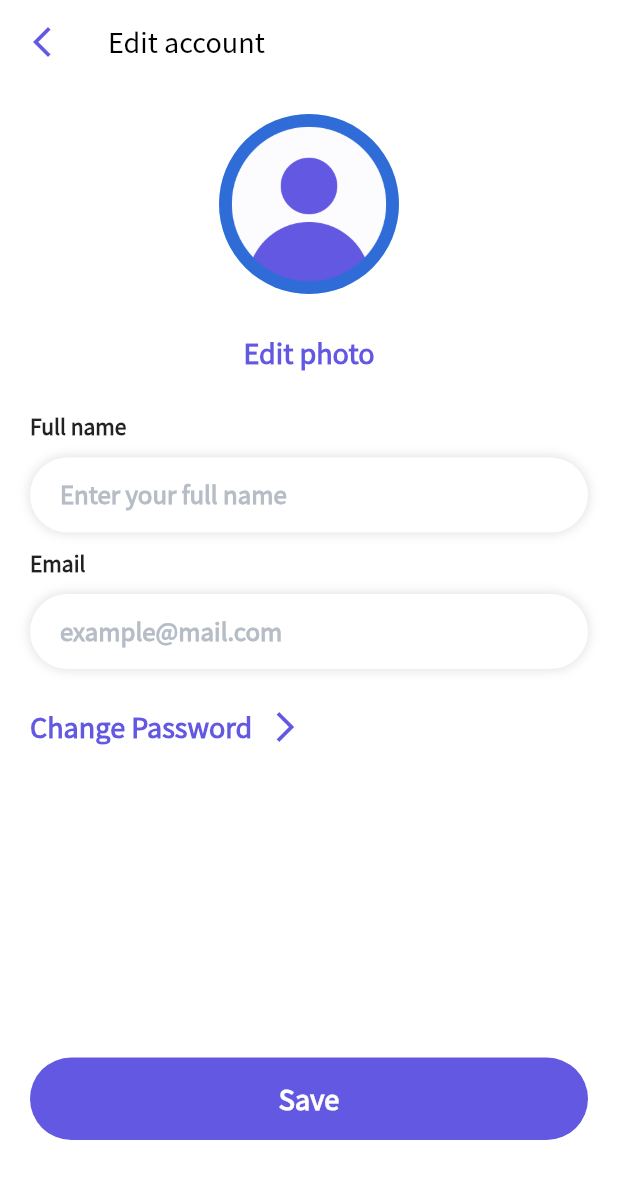
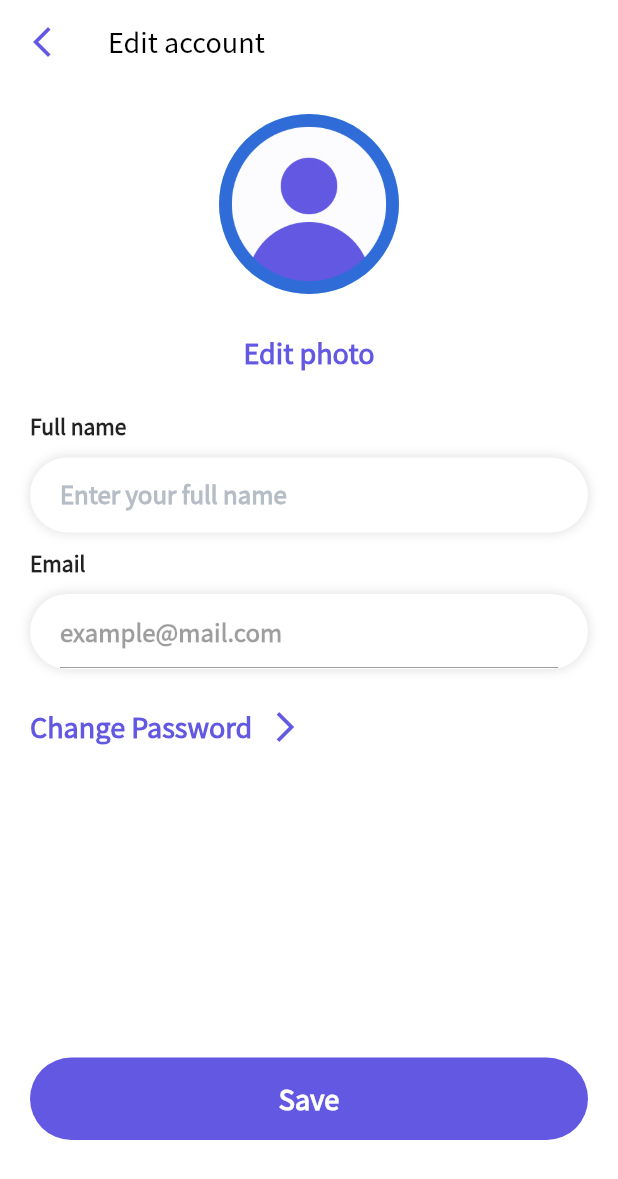
Before and after one commit to Wilton-Dsouza/Perfect-fitness, a Flutter app: the EditAccountScreen screen opened directly, on a phone screen of 412 x 824 dp. Shown: the top 1179 px of the screen. Run offline on Flutter 3.47's test engine with Material 2 defaults, Android fonts, the phone set to English and light mode, and no system bars; our stand-ins replace bloc, chewie, dots_indicator, firebase_auth, firebase_core, firebase_storage and 10 more; missing offline and left inert: custom_timer; accounts and stored records are empty.

Commit message:
Disabled the email text editing in Edit Profile

```diff
--- a/lib/screens/change_password/change_password_page.dart
+++ b/lib/screens/change_password/change_password_page.dart
@@ -98,6 +98,7 @@ class _ChangePasswordScreenState extends State<ChangePasswordScreen> {
                   style: TextStyle(fontWeight: FontWeight.w600)),
               SettingsContainer(
                 child: SettingsTextField(
+                  enabled: true,
                   controller: _newPassController,
                   obscureText: true,
                   placeHolder: TextConstants.passwordPlaceholder,
@@ -111,6 +112,7 @@ class _ChangePasswordScreenState extends State<ChangePasswordScreen> {
                   style: TextStyle(fontWeight: FontWeight.w600)),
               SettingsContainer(
                 child: SettingsTextField(
+                  enabled: true,
                   controller: _confirmPassController,
                   obscureText: true,
                   placeHolder: TextConstants.confirmPasswordPlaceholder,
--- a/lib/screens/common_widgets/settings_textfield.dart
+++ b/lib/screens/common_widgets/settings_textfield.dart
@@ -6,13 +6,15 @@ class SettingsTextField extends StatefulWidget {
   final TextEditingController controller;
   final bool obscureText;
   final String placeHolder;
+  final bool enabled;
 
-  const SettingsTextField({
-    Key? key,
-    required this.controller,
-    this.obscureText = false,
-    required this.placeHolder,
-  }) : super(key: key);
+  const SettingsTextField(
+      {Key? key,
+      required this.controller,
+      this.obscureText = false,
+      required this.placeHolder,
+      required this.enabled})
+      : super(key: key);
 
   @override
   _SettingsTextFieldState createState() => _SettingsTextFieldState();
--- a/lib/screens/edit_account/edit_account_screen.dart
+++ b/lib/screens/edit_account/edit_account_screen.dart
@@ -125,6 +125,7 @@ class _EditAccountScreenState extends State<EditAccountScreen> {
               ),
               SettingsContainer(
                   child: SettingsTextField(
+                enabled: true,
                 controller: _nameController,
                 placeHolder: TextConstants.fullNamePlaceholder,
               )),
@@ -134,9 +135,13 @@ class _EditAccountScreenState extends State<EditAccountScreen> {
               Text(TextConstants.email,
                   style: TextStyle(fontWeight: FontWeight.w600)),
               SettingsContainer(
-                  child: SettingsTextField(
+                  child: TextField(
+                decoration: InputDecoration(
+                  hintText: TextConstants.emailPlaceholder,
+                  hintStyle: TextStyle(fontWeight: FontWeight.w600),
+                ),
+                enabled: false,
                 controller: _emailController,
-                placeHolder: TextConstants.emailPlaceholder,
               )),
               if (isEmailInvalid)
                 Text(TextConstants.emailErrorText,
```
